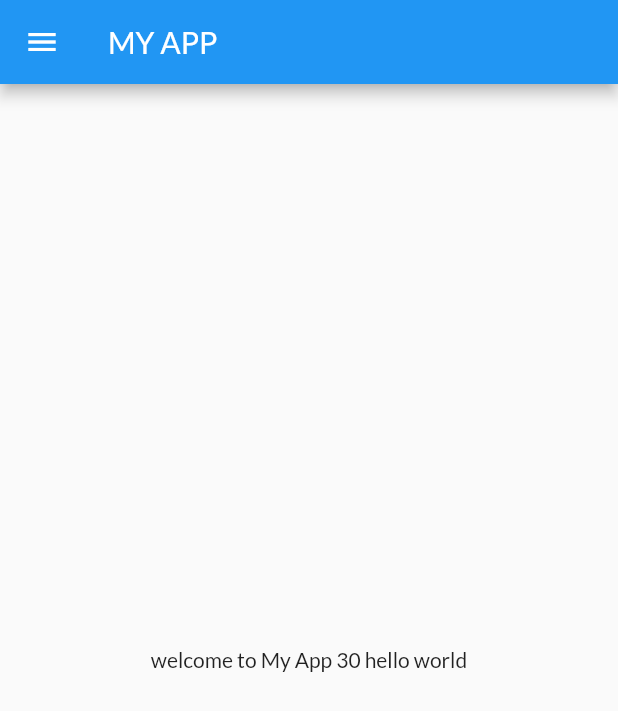
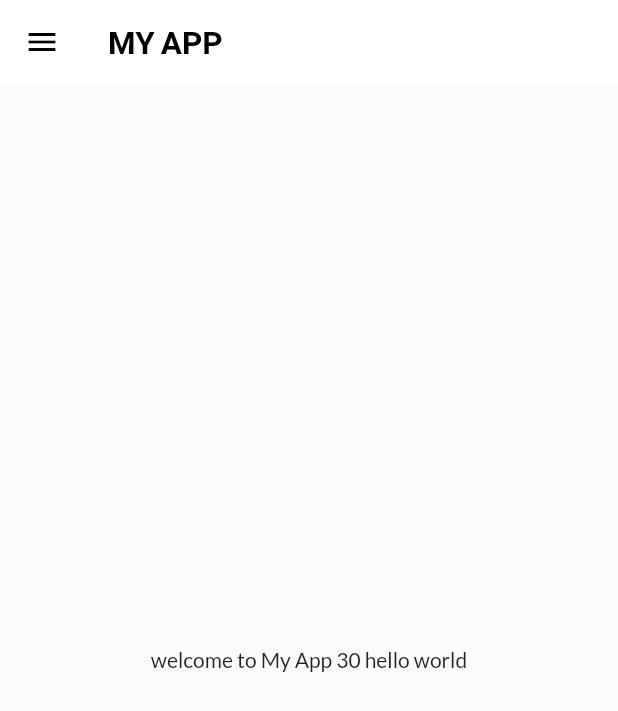
Before and after one commit to officialhemant511/flutter-app, a Flutter app: the screen it shows after launch, on a phone screen of 412 x 824 dp. Shown: the top 711 px of the screen. Run offline on Flutter 3.47's test engine with Material 2 defaults, Android fonts, the phone set to English and light mode, and no system bars; our stand-ins replace google_fonts.

Commit message:
theme extracted

```diff
--- a/flutter_catalog/lib/main.dart
+++ b/flutter_catalog/lib/main.dart
@@ -3,6 +3,7 @@ import 'package:flutter/services.dart';
 import 'package:flutter_catalog/pages/home_page.dart';
 import 'package:flutter_catalog/pages/login_page.dart';
 import 'package:flutter_catalog/utils/routes.dart';
+import 'package:flutter_catalog/widgets/themes.dart';
 import 'package:google_fonts/google_fonts.dart';
 
 void main() {
@@ -17,16 +18,13 @@ class MyApp extends StatelessWidget {
     return MaterialApp(
       // home: HomePage(),
       themeMode: ThemeMode.light,
-      theme: ThemeData(
-        primarySwatch: Colors.blue,
-        fontFamily: GoogleFonts.lato().fontFamily,
-        // primaryTextTheme: GoogleFonts.latoTextTheme()
-      ),
-      darkTheme:
-          ThemeData(brightness: Brightness.dark, primarySwatch: Colors.yellow),
+      theme: MyTheme.lightTheme(context),
+      darkTheme:MyTheme.darkTheme(),
+
 
       initialRoute: MyRoutes.homeRoute,
-      debugShowCheckedModeBanner: false,// it will remove the debug buttom from screen
+      debugShowCheckedModeBanner:
+          false, // it will remove the debug buttom from screen
 
       routes: {
         "/": (context) =>
--- a/flutter_catalog/lib/pages/home_page.dart
+++ b/flutter_catalog/lib/pages/home_page.dart
@@ -13,7 +13,7 @@ class HomePage extends StatelessWidget {
   Widget build(BuildContext context) {
     return Scaffold(
       appBar: AppBar(
-        title: Text("MY APP"),
+        title: Text("MY APP", textScaleFactor: 1.5),
       ),
       body: Center(
         child: Container(
--- /dev/null
+++ b/flutter_catalog/lib/widgets/themes.dart
@@ -0,0 +1,20 @@
+import 'package:flutter/cupertino.dart';
+import 'package:flutter/material.dart';
+import 'package:google_fonts/google_fonts.dart';
+
+class MyTheme {
+  static ThemeData lightTheme(BuildContext context) => ThemeData(
+      primarySwatch: Colors.blue,
+      fontFamily: GoogleFonts.lato().fontFamily,
+      appBarTheme: AppBarTheme(
+        color: Colors.white,
+        elevation: 0.0,
+        iconTheme: IconThemeData(color: Colors.black),
+        titleTextStyle:
+            TextStyle(color: Colors.black, fontWeight: FontWeight.bold),
+      )
+      // primaryTextTheme: GoogleFonts.latoTextTheme()
+      );
+  static ThemeData darkTheme() =>
+      ThemeData(brightness: Brightness.dark, primarySwatch: Colors.yellow);
+}
```
